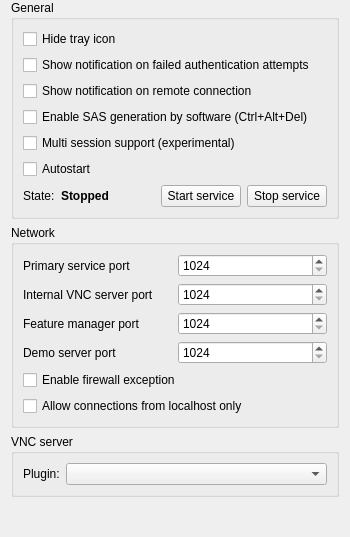
The window that configurator/src/ServiceConfigurationPage.ui (veyon/veyon) describes before a commit, drawn with Qt 5.
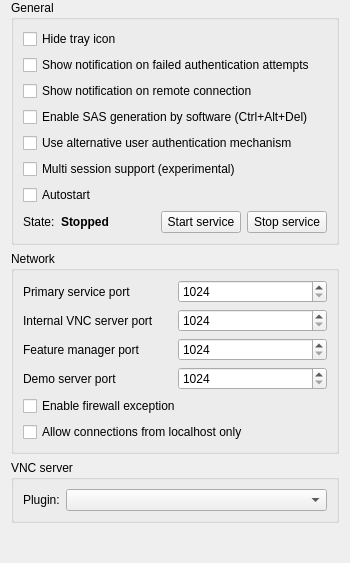
The same window after the commit. Icons and pictures are not drawn.

Commit message: Configurator: Service: add checkbox for AlternativeAuthenticationMechanism

What changed in the file:
```diff
--- a/configurator/src/ServiceConfigurationPage.ui
+++ b/configurator/src/ServiceConfigurationPage.ui
@@ -18,32 +18,20 @@
       <string>General</string>
      </property>
      <layout class="QGridLayout" name="gridLayout_12">
-      <item row="0" column="0" colspan="5">
-       <widget class="QCheckBox" name="isTrayIconHidden">
-        <property name="text">
-         <string>Hide tray icon</string>
+      <item row="7" column="1">
+       <widget class="QLabel" name="serviceState">
+        <property name="font">
+         <font>
+          <weight>75</weight>
+          <bold>true</bold>
+         </font>
         </property>
-       </widget>
-      </item>
-      <item row="5" column="0" colspan="5">
-       <widget class="QCheckBox" name="autostartService">
         <property name="text">
-         <string>Autostart</string>
+         <string>Stopped</string>
         </property>
        </widget>
       </item>
-      <item row="6" column="4">
-       <widget class="QPushButton" name="stopService">
-        <property name="text">
-         <string>Stop service</string>
-        </property>
-        <property name="icon">
-         <iconset resource="../resources/configurator.qrc">
-          <normaloff>:/configurator/media-playback-stop.png</normaloff>:/configurator/media-playback-stop.png</iconset>
-        </property>
-       </widget>
-      </item>
-      <item row="6" column="2">
+      <item row="7" column="2">
        <spacer name="horizontalSpacer_9">
         <property name="orientation">
          <enum>Qt::Horizontal</enum>
@@ -56,38 +44,25 @@
         </property>
        </spacer>
       </item>
-      <item row="6" column="1">
-       <widget class="QLabel" name="serviceState">
-        <property name="font">
-         <font>
-          <weight>75</weight>
-          <bold>true</bold>
-         </font>
-        </property>
+      <item row="1" column="0" colspan="5">
+       <widget class="QCheckBox" name="failedAuthenticationNotificationsEnabled">
         <property name="text">
-         <string>Stopped</string>
+         <string>Show notification on failed authentication attempts</string>
         </property>
        </widget>
       </item>
-      <item row="3" column="0" colspan="5">
-       <widget class="QCheckBox" name="isSoftwareSASEnabled">
+      <item row="7" column="4">
+       <widget class="QPushButton" name="stopService">
         <property name="text">
-         <string>Enable SAS generation by software (Ctrl+Alt+Del)</string>
-        </property>
-       </widget>
-      </item>
-      <item row="6" column="3">
-       <widget class="QPushButton" name="startService">
-        <property name="text">
-         <string>Start service</string>
+         <string>Stop service</string>
         </property>
         <property name="icon">
          <iconset resource="../resources/configurator.qrc">
-          <normaloff>:/configurator/media-playback-start.png</normaloff>:/configurator/media-playback-start.png</iconset>
+          <normaloff>:/configurator/media-playback-stop.png</normaloff>:/configurator/media-playback-stop.png</iconset>
         </property>
        </widget>
       </item>
-      <item row="4" column="0" colspan="5">
+      <item row="5" column="0" colspan="5">
        <widget class="QCheckBox" name="isMultiSessionServiceEnabled">
         <property name="toolTip">
          <string>Enabling this option will make the service launch a server process for every interactive session on a computer.
@@ -98,6 +73,13 @@
         </property>
        </widget>
       </item>
+      <item row="3" column="0" colspan="5">
+       <widget class="QCheckBox" name="isSoftwareSASEnabled">
+        <property name="text">
+         <string>Enable SAS generation by software (Ctrl+Alt+Del)</string>
+        </property>
+       </widget>
+      </item>
       <item row="2" column="0" colspan="5">
        <widget class="QCheckBox" name="remoteConnectionNotificationsEnabled">
         <property name="text">
@@ -105,17 +87,42 @@
         </property>
        </widget>
       </item>
-      <item row="6" column="0">
+      <item row="6" column="0" colspan="5">
+       <widget class="QCheckBox" name="autostartService">
+        <property name="text">
+         <string>Autostart</string>
+        </property>
+       </widget>
+      </item>
+      <item row="7" column="3">
+       <widget class="QPushButton" name="startService">
+        <property name="text">
+         <string>Start service</string>
+        </property>
+        <property name="icon">
+         <iconset resource="../resources/configurator.qrc">
+          <normaloff>:/configurator/media-playback-start.png</normaloff>:/configurator/media-playback-start.png</iconset>
+        </property>
+       </widget>
+      </item>
+      <item row="0" column="0" colspan="5">
+       <widget class="QCheckBox" name="isTrayIconHidden">
+        <property name="text">
+         <string>Hide tray icon</string>
+        </property>
+       </widget>
+      </item>
+      <item row="7" column="0">
        <widget class="QLabel" name="label_16">
         <property name="text">
          <string>State:</string>
         </property>
        </widget>
       </item>
-      <item row="1" column="0" colspan="5">
-       <widget class="QCheckBox" name="failedAuthenticationNotificationsEnabled">
+      <item row="4" column="0" colspan="5">
+       <widget class="QCheckBox" name="isAlternativeAuthenticationMechanismEnabled">
         <property name="text">
-         <string>Show notification on failed authentication attempts</string>
+         <string>Use alternative user authentication mechanism</string>
         </property>
        </widget>
       </item>
```
